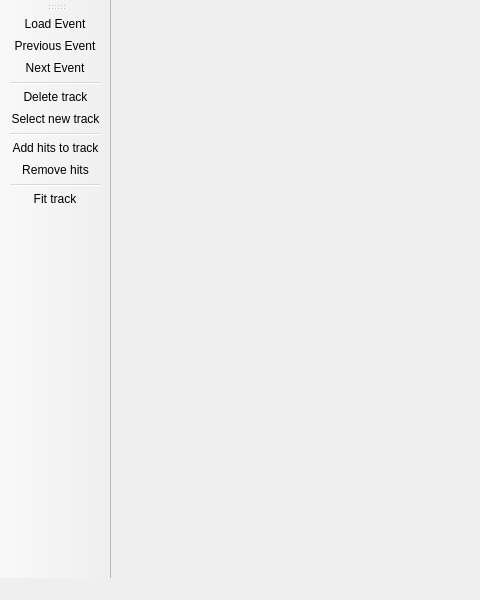
Before: the Qt Designer form STRT/view/mainwindow.ui in vladkrylov/mTPC, drawn with Qt 5; both pictures show x 0 to 480 and y 0 to 600 of the 800 by 600 pixel window.
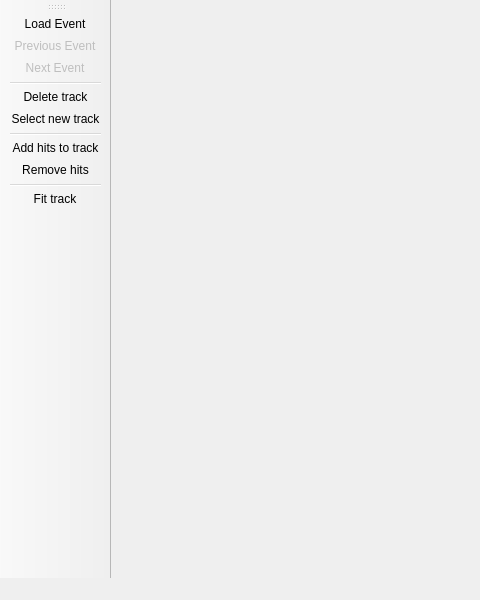
After: the same form once the commit is applied. Icons and pictures are not drawn.

```diff
--- a/STRT/view/mainwindow.ui
+++ b/STRT/view/mainwindow.ui
@@ -166,6 +166,9 @@
    </property>
   </action>
   <action name="action_next_event">
+   <property name="enabled">
+    <bool>false</bool>
+   </property>
    <property name="icon">
     <iconset>
      <normaloff>img/next_event.png</normaloff>img/next_event.png</iconset>
@@ -178,6 +181,9 @@
    </property>
   </action>
   <action name="action_previous_event">
+   <property name="enabled">
+    <bool>false</bool>
+   </property>
    <property name="icon">
     <iconset>
      <normaloff>img/previous_event.png</normaloff>img/previous_event.png</iconset>
```
